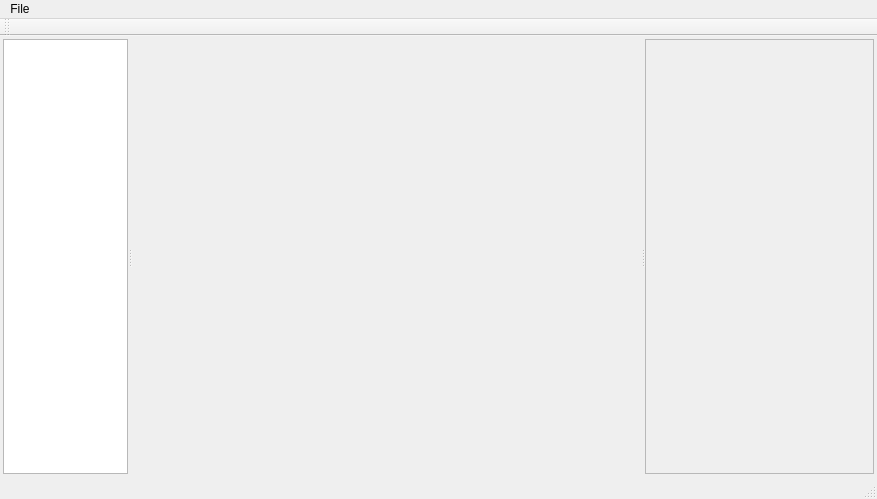
Qt form PoolShark/MainWindow.ui (saraiza/PoolShark) before a commit.
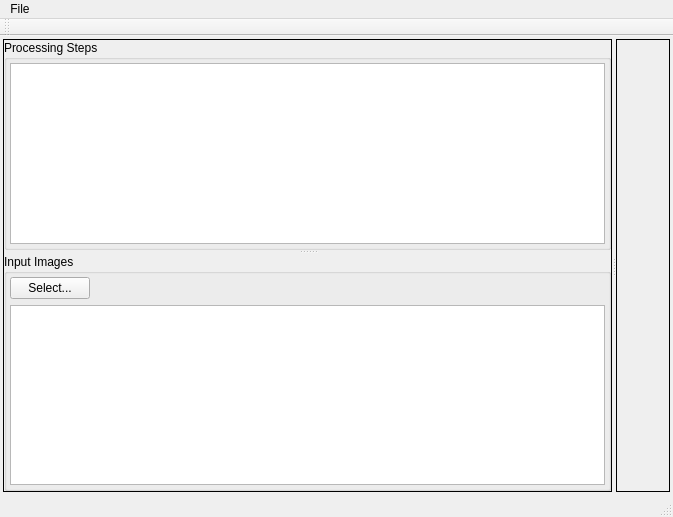
The same form after that commit. Custom widgets are drawn as their Qt base class.

```diff
--- a/PoolShark/MainWindow.ui
+++ b/PoolShark/MainWindow.ui
@@ -6,15 +6,15 @@
    <rect>
     <x>0</x>
     <y>0</y>
-    <width>877</width>
-    <height>499</height>
+    <width>673</width>
+    <height>517</height>
    </rect>
   </property>
   <property name="windowTitle">
    <string>Pool Shark</string>
   </property>
   <widget class="QWidget" name="centralWidget">
-   <layout class="QVBoxLayout" name="verticalLayout">
+   <layout class="QVBoxLayout" name="verticalLayout_2">
     <property name="leftMargin">
      <number>3</number>
     </property>
@@ -28,23 +28,113 @@
      <number>3</number>
     </property>
     <item>
-     <widget class="QSplitter" name="splitter_2">
+     <widget class="QSplitter" name="splitterV">
       <property name="orientation">
        <enum>Qt::Horizontal</enum>
       </property>
-      <widget class="QSplitter" name="splitter">
+      <widget class="QSplitter" name="splitterH">
+       <property name="frameShape">
+        <enum>QFrame::Panel</enum>
+       </property>
        <property name="orientation">
-        <enum>Qt::Horizontal</enum>
+        <enum>Qt::Vertical</enum>
        </property>
+       <widget class="QGroupBox" name="gbProcessingSteps">
+        <property name="title">
+         <string>Processing Steps</string>
+        </property>
+        <layout class="QHBoxLayout" name="horizontalLayout_2">
+         <property name="leftMargin">
+          <number>3</number>
+         </property>
+         <property name="topMargin">
+          <number>3</number>
+         </property>
+         <property name="rightMargin">
+          <number>3</number>
+         </property>
+         <property name="bottomMargin">
+          <number>3</number>
+         </property>
+         <item>
        <widget class="QListView" name="viewSteps">
         <property name="maximumSize">
          <size>
-          <width>125</width>
+             <width>16777215</width>
           <height>16777215</height>
          </size>
         </property>
        </widget>
-       <widget class="QWidget" name="wParams" native="true">
+         </item>
+        </layout>
+       </widget>
+       <widget class="QGroupBox" name="gbInputImages">
+        <property name="title">
+         <string>Input Images</string>
+        </property>
+        <layout class="QVBoxLayout" name="verticalLayout">
+         <property name="leftMargin">
+          <number>3</number>
+         </property>
+         <property name="topMargin">
+          <number>3</number>
+         </property>
+         <property name="rightMargin">
+          <number>3</number>
+         </property>
+         <property name="bottomMargin">
+          <number>3</number>
+         </property>
+         <item>
+          <layout class="QHBoxLayout" name="horizontalLayout">
+           <item>
+            <widget class="QPushButton" name="pbSelectInputs">
+             <property name="sizePolicy">
+              <sizepolicy hsizetype="Fixed" vsizetype="Fixed">
+               <horstretch>0</horstretch>
+               <verstretch>0</verstretch>
+              </sizepolicy>
+             </property>
+             <property name="text">
+              <string>Select...</string>
+             </property>
+            </widget>
+           </item>
+           <item>
+            <spacer name="horizontalSpacer">
+             <property name="orientation">
+              <enum>Qt::Horizontal</enum>
+             </property>
+             <property name="sizeType">
+              <enum>QSizePolicy::Expanding</enum>
+             </property>
+             <property name="sizeHint" stdset="0">
+              <size>
+               <width>10</width>
+               <height>20</height>
+              </size>
+             </property>
+            </spacer>
+           </item>
+          </layout>
+         </item>
+         <item>
+          <widget class="QListView" name="viewInputs">
+           <property name="maximumSize">
+            <size>
+             <width>16777215</width>
+             <height>16777215</height>
+            </size>
+           </property>
+          </widget>
+         </item>
+        </layout>
+       </widget>
+      </widget>
+      <widget class="QFrame" name="wParams">
+       <property name="frameShape">
+        <enum>QFrame::Box</enum>
+       </property>
         <layout class="QVBoxLayout" name="paramsLayout">
          <property name="spacing">
           <number>1</number>
@@ -75,21 +165,12 @@
            <property name="sizeHint" stdset="0">
             <size>
              <width>20</width>
-             <height>411</height>
+            <height>234</height>
             </size>
            </property>
           </spacer>
          </item>
         </layout>
-       </widget>
-      </widget>
-      <widget class="QFrame" name="wImages">
-       <property name="frameShape">
-        <enum>QFrame::StyledPanel</enum>
-       </property>
-       <property name="frameShadow">
-        <enum>QFrame::Raised</enum>
-       </property>
       </widget>
      </widget>
     </item>
@@ -100,7 +181,7 @@
     <rect>
      <x>0</x>
      <y>0</y>
-     <width>877</width>
+     <width>673</width>
      <height>22</height>
     </rect>
    </property>
```
Lines whose indentation alone changed are shown as unchanged.
